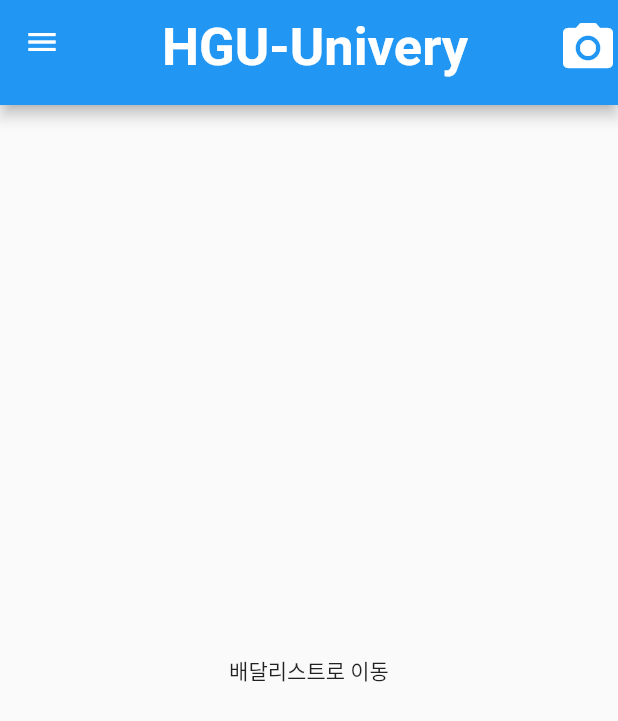
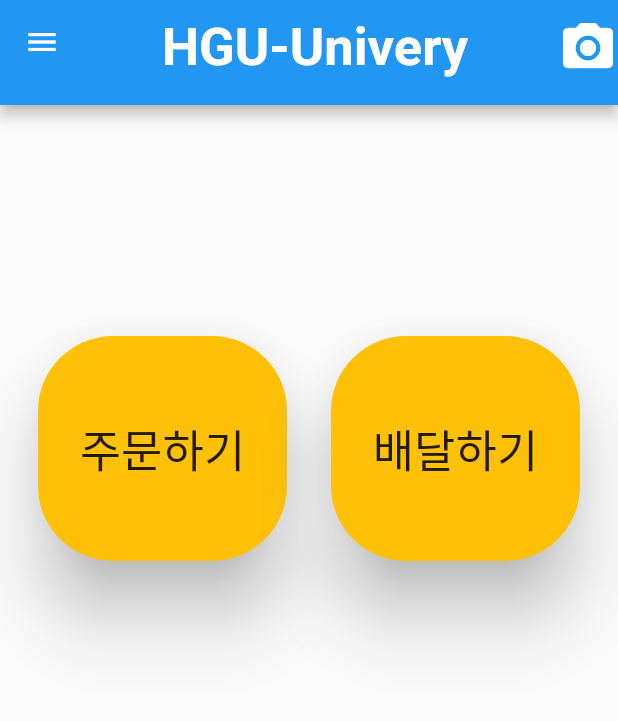
Before and after one commit to bsj2776/univery_flutter_2022, a Flutter app: the screen it shows after launch, on a phone screen of 412 x 824 dp. Shown: the top 721 px of the screen. Run offline on Flutter 3.47's test engine with Material 2 defaults, Android fonts, the phone set to English and light mode, and no system bars; our stand-ins replace firebase_auth, firebase_core, get, google_sign_in; missing offline and left inert: iamport_flutter; accounts and stored records are empty; Roboto replaces fonts that are missing (Nanum Barumpen).

Commit message:
Change main
[Change]
- body

```diff
--- a/lib/main.dart
+++ b/lib/main.dart
@@ -6,6 +6,7 @@ import 'package:firebase_auth/firebase_auth.dart';
 import 'package:google_sign_in/google_sign_in.dart';
 import 'Profile.dart';
 import 'order/view/shopping_page.dart';
+import 'dart:ui';
 
 void main() async {
   WidgetsFlutterBinding.ensureInitialized();
@@ -51,7 +52,7 @@ class MyhomePage extends StatefulWidget {
   _MyHomePageState createState() => _MyHomePageState();
 }
 
-class AppState{
+class AppState {
   bool loading;
   User? user;
   String? userEmail;
@@ -59,14 +60,13 @@ class AppState{
 }
 
 class _MyHomePageState extends State<MyhomePage> {
-
   final FirebaseAuth _auth = FirebaseAuth.instance;
   final GoogleSignIn _googleSignIn = GoogleSignIn();
   final app = AppState(false, null, null);
 
   @override
   Widget build(BuildContext context) {
-    if(app.loading) return _loading();
+    if (app.loading) return _loading();
     //if(app.user == null) return _signIn();
     // This method is rerun every time setState is called, for instance as done
     // by the _incrementCounter method above.
@@ -74,19 +74,21 @@ class _MyHomePageState extends State<MyhomePage> {
     // The Flutter framework has been optimized to make rerunning build methods
     // fast, so that you can just rebuild anything that needs updating rather
     // than having to individually change instances of widgets.
-    return main();
+    return main(context);
   }
 
-  Widget _loading(){
+  Widget _loading() {
     return Scaffold(
-        appBar: AppBar(title : const Text("loading...")),
-        body : const Center(child: CircularProgressIndicator())
-    );
+        appBar: AppBar(title: const Text("loading...")),
+        body: const Center(child: CircularProgressIndicator()));
   }
 
-  Widget main(){
+  Widget main(BuildContext context) {
     final String? email = _auth.currentUser?.email;
     var check = email.toString().split("@");
+    Size size = MediaQuery.of(context).size;
+    double height_Button = 150;
+
     return Scaffold(
       appBar: PreferredSize(
         preferredSize: const Size.fromHeight(70.0),
@@ -96,7 +98,7 @@ class _MyHomePageState extends State<MyhomePage> {
           title: Column(
             mainAxisAlignment: MainAxisAlignment.center,
             crossAxisAlignment: CrossAxisAlignment.center,
-            children: const <Widget>[
+            children: <Widget>[
               Center(
                 child: Text(
                   'HGU-Univery',
@@ -121,7 +123,8 @@ class _MyHomePageState extends State<MyhomePage> {
                     Icons.camera_alt,
                     color: Colors.white,
                     size: 40,
-                  ), onPressed: () {  },
+                  ),
+                  onPressed: () {},
                 ),
               ],
             )
@@ -130,7 +133,40 @@ class _MyHomePageState extends State<MyhomePage> {
       ),
 
       body: Center(
-          child: Text('배달리스트로 이동'),
+        child: ListView(
+          children: [
+            SizedBox(
+              height: height_Button,
+            ),
+            Row(mainAxisAlignment: MainAxisAlignment.spaceEvenly, children: [
+              Card(
+                  elevation: 20,
+                  color: Colors.amber,
+                  shape: RoundedRectangleBorder(
+                    borderRadius: BorderRadius.circular(50),
+                  ),
+                  child: SizedBox(
+                    width: size.width / 2 - 40,
+                    height: height_Button,
+                    child: Center(
+                        child: Text('주문하기', style: TextStyle(fontSize: 30))),
+                  )),
+              Card(
+                elevation: 20,
+                color: Colors.amber,
+                shape: RoundedRectangleBorder(
+                  borderRadius: BorderRadius.circular(50),
+                ),
+                child: SizedBox(
+                  width: size.width / 2 - 40,
+                  height: height_Button,
+                  child: Center(
+                      child: Text('배달하기', style: TextStyle(fontSize: 30))),
+                ),
+              ),
+            ]),
+          ],
+        ),
       ),
 
       //슬라이드 메뉴
@@ -139,10 +175,12 @@ class _MyHomePageState extends State<MyhomePage> {
           padding: EdgeInsets.zero,
           children: <Widget>[
             //로그인 회원가입 창
-            if(app.user == null) Login_SignUp()
-            else if(check[1] != "handong.ac.kr")
+            if (app.user == null)
               Login_SignUp()
-            else Login_done(),
+            else if (check[1] != "handong.ac.kr")
+              Login_SignUp()
+            else
+              Login_done(),
             ListTile(
               title: const Text('배달 내역 확인'),
               onTap: () {
@@ -153,7 +191,7 @@ class _MyHomePageState extends State<MyhomePage> {
               title: const Text('주문 내역 확인'),
               onTap: () {
                 Navigator.push(
-                    context, MaterialPageRoute(builder: (_)=>ShoppingPage()));
+                    context, MaterialPageRoute(builder: (_) => ShoppingPage()));
               },
             ),
             ListTile(
@@ -178,7 +216,7 @@ class _MyHomePageState extends State<MyhomePage> {
     );
   }
 
-  Widget Login_done(){
+  Widget Login_done() {
     return DrawerHeader(
       child: Column(
         mainAxisAlignment: MainAxisAlignment.center,
@@ -200,8 +238,7 @@ class _MyHomePageState extends State<MyhomePage> {
                   context,
                   MaterialPageRoute(builder: (context) => Profile()),
                 );
-              }
-          ),
+              }),
           const SizedBox(
             height: 10,
           ),
@@ -217,10 +254,9 @@ class _MyHomePageState extends State<MyhomePage> {
                   color: Colors.white,
                 ),
               ),
-              onPressed: (){
+              onPressed: () {
                 _sign_Out();
-              }
-          ),
+              }),
         ],
       ),
       decoration: const BoxDecoration(
@@ -258,20 +294,22 @@ class _MyHomePageState extends State<MyhomePage> {
     );
   }
 
-  Future<String> _signIn() async{
+  Future<String> _signIn() async {
     setState(() => app.loading = true);
     // Trigger the authentication flow
     final GoogleSignInAccount? googleUser = await GoogleSignIn().signIn();
 
     // Obtain the auth details from the request
-    final GoogleSignInAuthentication? googleAuth = await googleUser?.authentication;
+    final GoogleSignInAuthentication? googleAuth =
+        await googleUser?.authentication;
 
     // Create a new credential
     final credential = GoogleAuthProvider.credential(
       accessToken: googleAuth?.accessToken,
       idToken: googleAuth?.idToken,
     );
-    final UserCredential awitAsult = await _auth.signInWithCredential(credential);
+    final UserCredential awitAsult =
+        await _auth.signInWithCredential(credential);
     final User? user = awitAsult.user;
 
     setState(() {
@@ -283,16 +321,15 @@ class _MyHomePageState extends State<MyhomePage> {
 
     final String? email = _auth.currentUser?.email;
     var check = email.toString().split("@");
-    if(check[1] != "handong.ac.kr") {
+    if (check[1] != "handong.ac.kr") {
       showSnackBar(context);
       _sign_Out();
     }
 
-
     return 'successor';
   }
 
-  _sign_Out() async{
+  _sign_Out() async {
     await _googleSignIn.signOut();
     setState(() {
       return app.user = null;
@@ -314,5 +351,4 @@ class _MyHomePageState extends State<MyhomePage> {
       backgroundColor: Colors.blue,
     ));
   }
-
 }
```
Also changed, not shown: pubspec.yaml (line endings or trailing spaces). Lines whose indentation alone changed are shown as unchanged.
